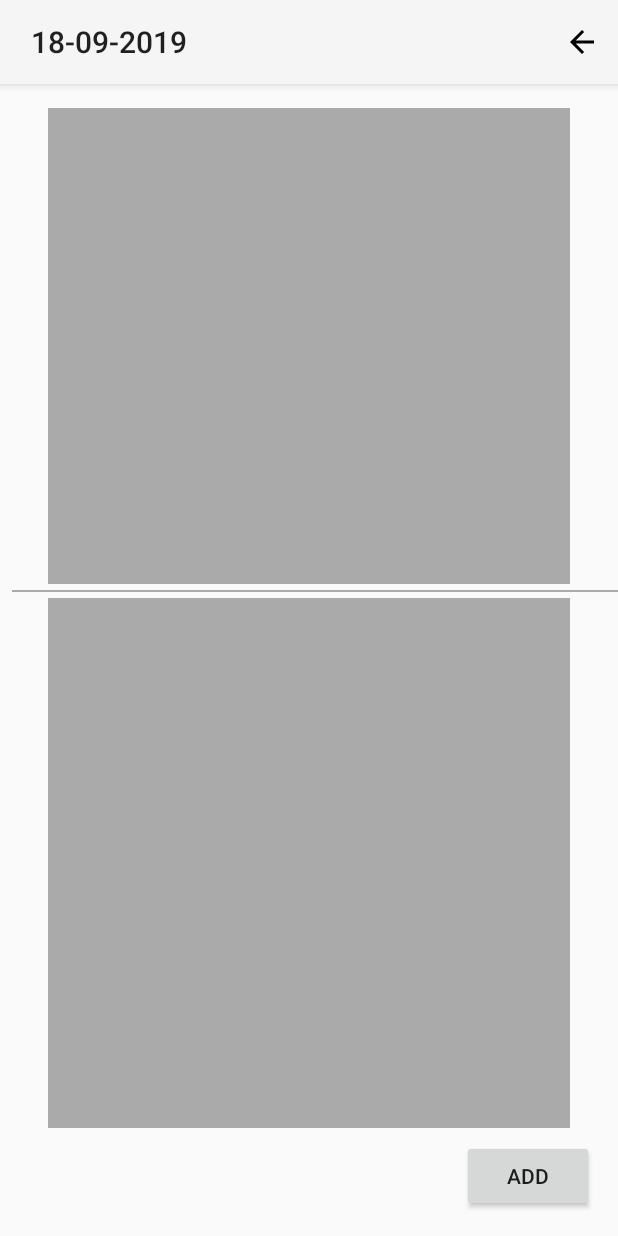
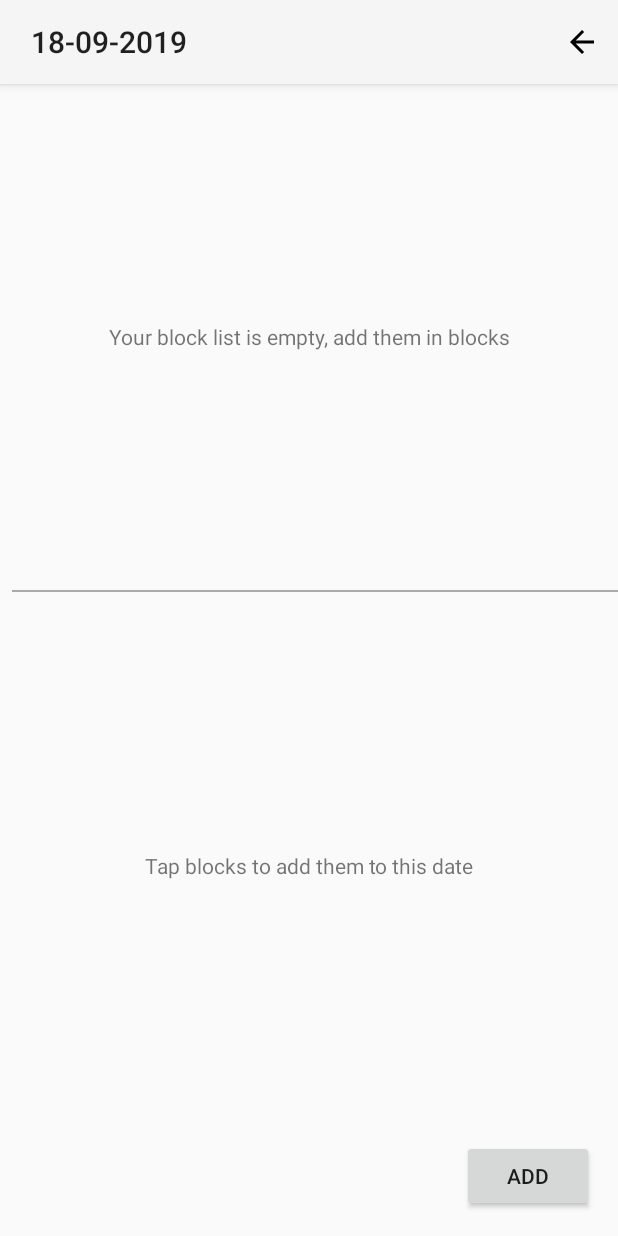
Before and after one commit to blonsky95/DigiCoachAndroid, an Android app: the DayFragment screen opened directly, with no data from a screen before it, after a tap on "ADD TRAINING", on a phone screen of 412 x 824 dp. Run offline under Robolectric (Android 15) with nearby library versions, the phone set to English and light mode, and no system bars; our stand-ins replace Room's generated code, Timber.

Commit message:
- 0.5.2 done and closed - visibilities changed everywhere, also 2 split creators have a cleaner adapter set content condition (ifEmpty) which also modifies visibility

```diff
--- a/app/src/main/java/com/tatoe/mydigicoach/ui/day/DayCreator.kt
+++ b/app/src/main/java/com/tatoe/mydigicoach/ui/day/DayCreator.kt
@@ -24,15 +24,8 @@ import timber.log.Timber
 class DayCreator : AppCompatActivity() {
 
     companion object {
-        var DAY_ACTION = "day_action"
         var DAY_ID = "day_id"
-        var DAY_NEW = "day_new"
-        var DAY_UPDATE = "day_update"
-
-        var DAY_FAIL_RESULT_CODE = 0
-        var DAY_NEW_RESULT_CODE = 1
         var DAY_UPDATE_RESULT_CODE = 2
-        var DAY_DELETE_RESULT_CODE = 3
 
     }
 
@@ -83,13 +76,20 @@ class DayCreator : AppCompatActivity() {
         adapterDeletableBlocks.setListener(itemDeletableListener)
         recyclerViewV2.adapter = adapterDeletableBlocks
         recyclerViewV2.layoutManager = LinearLayoutManager(this)
-        adapterDeletableBlocks.setBlocks(currentDayComponents)
+        updateAdaptersDisplay()
 
         dataViewModel.allBlocks.observe(this, Observer { exercises ->
             exercises?.let {
-                Timber.d("PTG all blocks observer triggered: ${exercises.toString()}")
+                Timber.d("PTG all blocks observer triggered: $exercises")
                 if (it.isNotEmpty()) {
                     adapterBlocks.setBlocks(it)
+
+                    IfBlocksEmptyText.visibility = View.GONE
+                    recyclerView.visibility = View.VISIBLE
+                } else {
+                    IfBlocksEmptyText.visibility = View.VISIBLE
+                    recyclerView.visibility = View.GONE
+
                 }
             }
         })
@@ -121,7 +121,7 @@ class DayCreator : AppCompatActivity() {
             Toast.makeText(this@DayCreator, "$position was clicked", Toast.LENGTH_SHORT).show()
             val clickedBlock = dataViewModel.allBlocks.value?.get(position)
             currentDayComponents.add(currentDayComponents.size, clickedBlock!!)
-            adapterDeletableBlocks.setBlocks(currentDayComponents)
+            updateAdaptersDisplay()
             Timber.d("block creator exercise list after addition - $currentDayComponents")
         }
     }
@@ -133,7 +133,7 @@ class DayCreator : AppCompatActivity() {
             var removedSuccess = currentDayComponents.remove(clickedBlock)
             Timber.d("removal success $removedSuccess")
 
-            adapterDeletableBlocks.setBlocks(currentDayComponents)
+            updateAdaptersDisplay()
             Timber.d("block creator exercise list after removal - $currentDayComponents")
         }
     }
@@ -148,5 +148,14 @@ class DayCreator : AppCompatActivity() {
         finish()
     }
 
-
+    private fun updateAdaptersDisplay() {
+        if (currentDayComponents!!.isEmpty()) {
+            recyclerViewV2.visibility = View.GONE
+            IfDayEmptyText.visibility = View.VISIBLE
+        } else {
+            recyclerViewV2.visibility = View.VISIBLE
+            IfDayEmptyText.visibility = View.GONE
+            adapterDeletableBlocks.setBlocks(currentDayComponents!!)
+        }
+    }
 }
--- a/app/src/main/java/com/tatoe/mydigicoach/ui/day/DayFragment.kt
+++ b/app/src/main/java/com/tatoe/mydigicoach/ui/day/DayFragment.kt
@@ -19,21 +19,28 @@ class DayFragment(val day: Day?, var date: String) : Fragment() {
     override fun onCreateView(inflater: LayoutInflater, container: ViewGroup?, savedInstanceState: Bundle?): View {
 
         fragmentView = inflater.inflate(R.layout.fragment_day_view, container, false)
-//        var date = "${dataArray[0]} ${dataArray[1]} of ${dataArray[2]}"
         fragmentView.weekDay.text = Day.dayIDtoDashSeparator(date)
-        val string = "There are no blocks nor exercises, add them to see them here"
 
         var recyclerView = fragmentView.dayContentRecyclerView as RecyclerView
-        var dayContentAdapter = DayContentAdapter(context!!,date)
-        recyclerView.adapter = dayContentAdapter
-        recyclerView.layoutManager = LinearLayoutManager(context!!)
-        dayContentAdapter.setContent(day)
 
+        if (day!=null) {
+            if (day.blocks.isEmpty()) {
 
-//        fragmentView.dayBlocks.text = string
-//        if (day != null) {
-//            fragmentView.dayBlocks.text = day.blocks.toString()
-//        }
+                fragmentView.ifEmptyDaytext.visibility = View.VISIBLE
+                recyclerView.visibility = View.GONE
+
+            } else {
+
+                fragmentView.ifEmptyDaytext.visibility = View.GONE
+                recyclerView.visibility = View.VISIBLE
+
+                var dayContentAdapter = DayContentAdapter(context!!, date)
+                recyclerView.adapter = dayContentAdapter
+                recyclerView.layoutManager = LinearLayoutManager(context!!)
+                dayContentAdapter.setContent(day)
+            }
+        }
+
         return fragmentView
     }
 
--- a/app/src/main/res/layout/activity_day_creator.xml
+++ b/app/src/main/res/layout/activity_day_creator.xml
@@ -83,5 +83,29 @@
             app:layout_constraintHorizontal_bias="1.0"
             android:layout_marginBottom="8dp" app:layout_constraintBottom_toBottomOf="parent"/>
 
+    <TextView
+            android:id="@+id/IfBlocksEmptyText"
+            android:layout_width="0dp"
+            android:layout_height="0dp"
+            android:gravity="center"
+            android:text="Your block list is empty, add them in blocks"
+            android:visibility="visible"
+            app:layout_constraintBottom_toTopOf="@+id/divider"
+            app:layout_constraintEnd_toEndOf="parent"
+            app:layout_constraintStart_toStartOf="parent"
+            app:layout_constraintTop_toBottomOf="@+id/my_toolbar" />
+
+    <TextView
+            android:id="@+id/IfDayEmptyText"
+            android:layout_width="0dp"
+            android:layout_height="0dp"
+            android:gravity="center"
+            android:text="Tap blocks to add them to this date"
+            android:visibility="visible"
+            app:layout_constraintBottom_toTopOf="@+id/AddDayBtn"
+            app:layout_constraintEnd_toEndOf="parent"
+            app:layout_constraintStart_toStartOf="parent"
+            app:layout_constraintTop_toBottomOf="@+id/divider" />
+
 
 </androidx.constraintlayout.widget.ConstraintLayout>
```
Also changed, not shown: app/src/main/java/com/tatoe/mydigicoach/ui/block/BlockCreator.kt (+19 -12 lines), app/src/main/java/com/tatoe/mydigicoach/ui/exercise/ExerciseResults.kt (+9 -0 lines), app/src/main/res/layout/activity_block_creator.xml (+26 -0 lines), app/src/main/res/layout/activity_exercise_results.xml (+13 -1 lines), app/src/main/res/layout/fragment_day_view.xml (+9 -9 lines).
